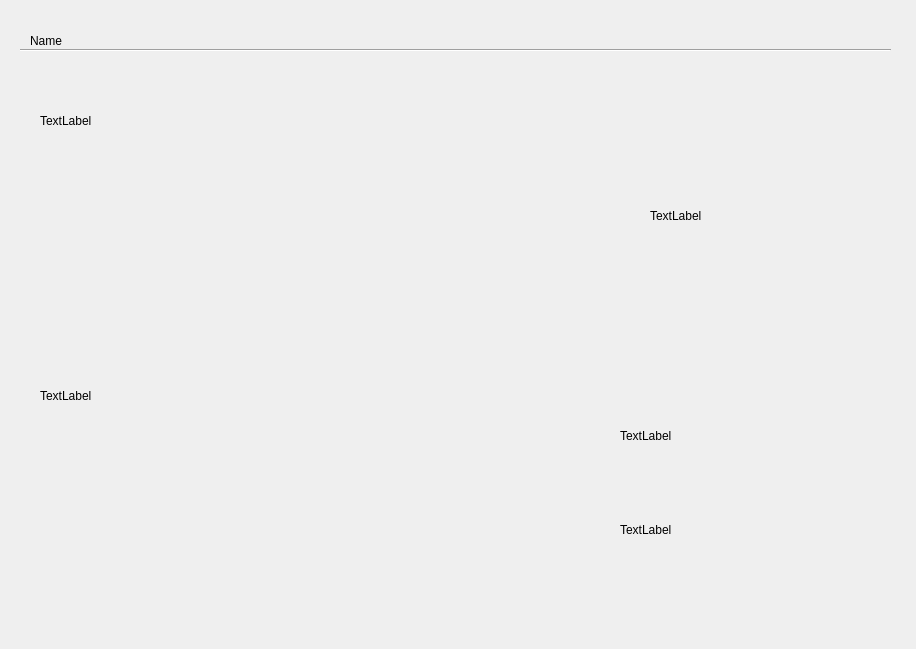
CaoimheCahill/CS4076Project, file CS4076Project/recipeinfo.ui: the form before one commit.
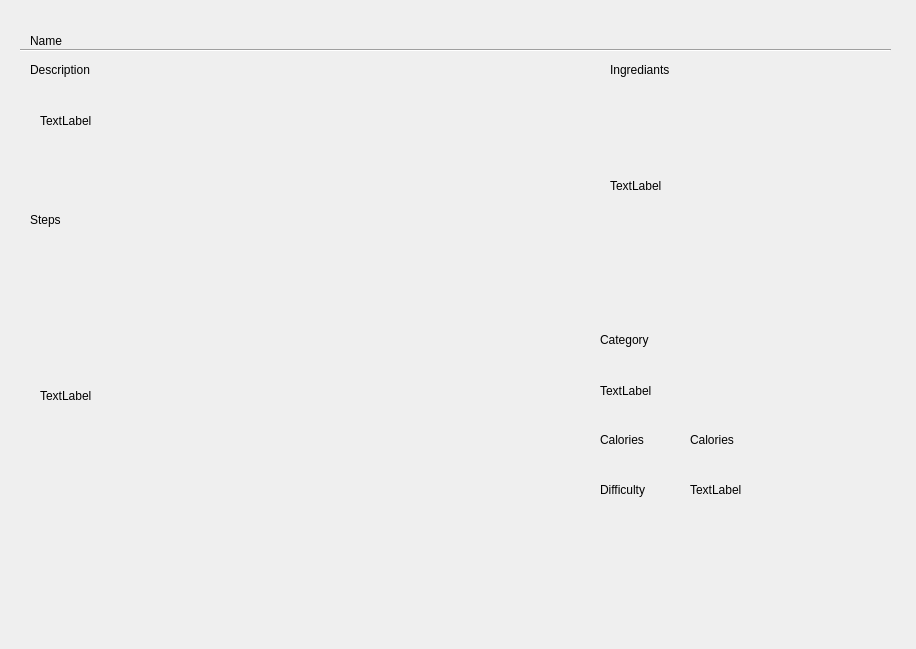
The form after the commit.

Diff of the .ui file:
```diff
--- a/CS4076Project/recipeinfo.ui
+++ b/CS4076Project/recipeinfo.ui
@@ -18,7 +18,7 @@
     <rect>
      <x>30</x>
      <y>30</y>
-     <width>61</width>
+     <width>121</width>
      <height>21</height>
     </rect>
    </property>
@@ -77,10 +77,10 @@
   <widget class="QLabel" name="label_4">
    <property name="geometry">
     <rect>
-     <x>650</x>
+     <x>610</x>
      <y>80</y>
-     <width>211</width>
-     <height>271</height>
+     <width>251</width>
+     <height>211</height>
     </rect>
    </property>
    <property name="text">
@@ -90,10 +90,10 @@
   <widget class="QLabel" name="label_5">
    <property name="geometry">
     <rect>
-     <x>620</x>
-     <y>390</y>
+     <x>600</x>
+     <y>360</y>
      <width>251</width>
-     <height>91</height>
+     <height>61</height>
     </rect>
    </property>
    <property name="text">
@@ -103,8 +103,99 @@
   <widget class="QLabel" name="label_6">
    <property name="geometry">
     <rect>
-     <x>620</x>
-     <y>520</y>
+     <x>690</x>
+     <y>430</y>
+     <width>63</width>
+     <height>20</height>
+    </rect>
+   </property>
+   <property name="text">
+    <string>Calories</string>
+   </property>
+  </widget>
+  <widget class="QLabel" name="label_7">
+   <property name="geometry">
+    <rect>
+     <x>30</x>
+     <y>60</y>
+     <width>81</width>
+     <height>20</height>
+    </rect>
+   </property>
+   <property name="text">
+    <string>Description</string>
+   </property>
+  </widget>
+  <widget class="QLabel" name="label_8">
+   <property name="geometry">
+    <rect>
+     <x>30</x>
+     <y>210</y>
+     <width>63</width>
+     <height>20</height>
+    </rect>
+   </property>
+   <property name="text">
+    <string>Steps</string>
+   </property>
+  </widget>
+  <widget class="QLabel" name="label_9">
+   <property name="geometry">
+    <rect>
+     <x>610</x>
+     <y>60</y>
+     <width>91</width>
+     <height>20</height>
+    </rect>
+   </property>
+   <property name="text">
+    <string>Ingrediants</string>
+   </property>
+  </widget>
+  <widget class="QLabel" name="label_10">
+   <property name="geometry">
+    <rect>
+     <x>600</x>
+     <y>330</y>
+     <width>81</width>
+     <height>20</height>
+    </rect>
+   </property>
+   <property name="text">
+    <string>Category</string>
+   </property>
+  </widget>
+  <widget class="QLabel" name="label_11">
+   <property name="geometry">
+    <rect>
+     <x>600</x>
+     <y>430</y>
+     <width>63</width>
+     <height>20</height>
+    </rect>
+   </property>
+   <property name="text">
+    <string>Calories</string>
+   </property>
+  </widget>
+  <widget class="QLabel" name="label_12">
+   <property name="geometry">
+    <rect>
+     <x>600</x>
+     <y>480</y>
+     <width>71</width>
+     <height>20</height>
+    </rect>
+   </property>
+   <property name="text">
+    <string>Difficulty</string>
+   </property>
+  </widget>
+  <widget class="QLabel" name="label_13">
+   <property name="geometry">
+    <rect>
+     <x>690</x>
+     <y>480</y>
      <width>63</width>
      <height>20</height>
     </rect>
```
